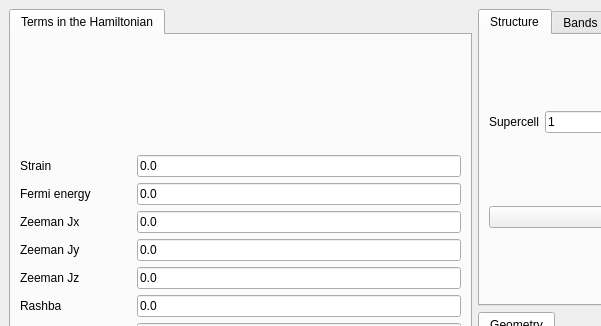
Qt form development/interface-pyqt/3d/interface.ui (joselado/quantum-honeycomp) before a commit; both pictures show x 0 to 601 and y 0 to 326 of the 950 by 659 pixel window.
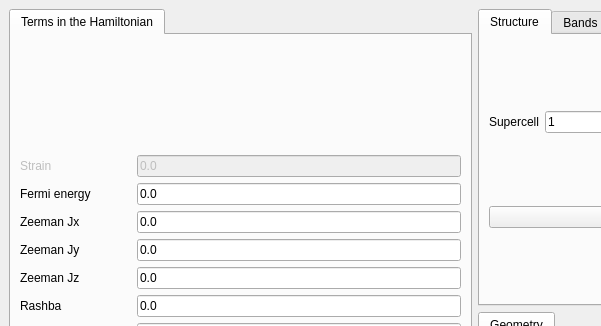
The same form after that commit.

What changed in the file:
```diff
--- a/development/interface-pyqt/3d/interface.ui
+++ b/development/interface-pyqt/3d/interface.ui
@@ -186,6 +186,9 @@
           </item>
           <item row="0" column="0">
            <widget class="QLabel" name="label_44">
+            <property name="enabled">
+             <bool>false</bool>
+            </property>
             <property name="text">
              <string>Strain</string>
             </property>
@@ -193,6 +196,9 @@
           </item>
           <item row="0" column="1">
            <widget class="QLineEdit" name="strain">
+            <property name="enabled">
+             <bool>false</bool>
+            </property>
             <property name="text">
              <string>0.0</string>
             </property>
```
Left out of the diff: 2 changed lines with no effect on the pictures.
